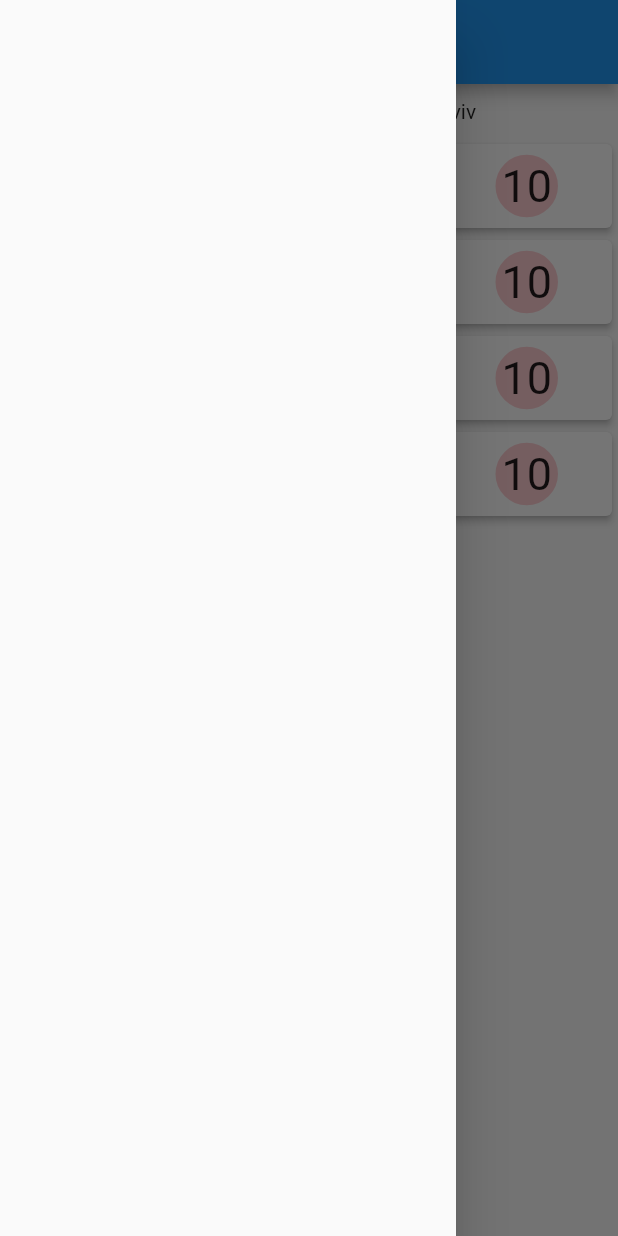
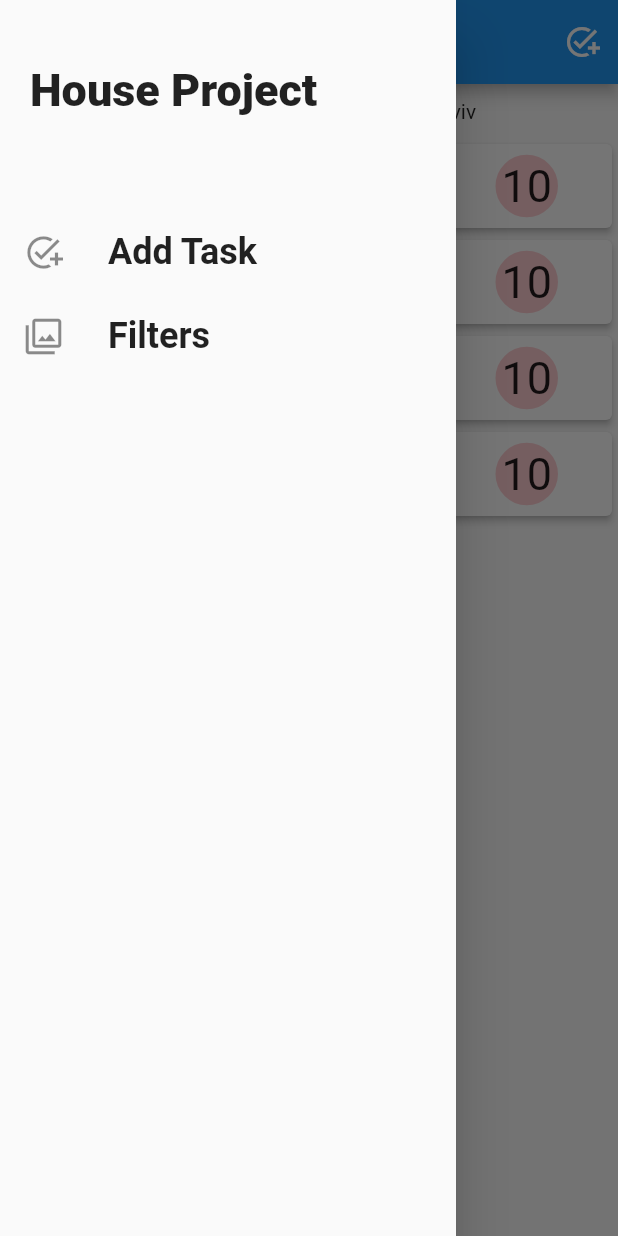
Before and after one commit to DeGolan/flutter_house_project, a Flutter app: the screen it shows after launch, with the side drawer open, on a phone screen of 412 x 824 dp. Run offline on Flutter 3.47's test engine with Material 2 defaults, Android fonts, the light colour scheme and no system bars.

Commit message:
making drawer and add task screens

```diff
--- a/lib/main.dart
+++ b/lib/main.dart
@@ -1,6 +1,7 @@
 import 'package:flutter/material.dart';
 import 'package:provider/provider.dart';
 
+import './screens/add_task_screen.dart';
 import './providers/tasks.dart';
 import '../screens/tasks_overview_screen.dart';
 import '../screens/task_detail_screen.dart';
@@ -17,6 +18,7 @@ class MyApp extends StatelessWidget {
         home: TasksOverviewScreen(),
         routes: {
           TaskDetailScreen.routeName: (ctx) => TaskDetailScreen(),
+          AddTaskScreen.routeName: (ctx) => AddTaskScreen(),
         },
       ),
     );
--- a/lib/providers/task.dart
+++ b/lib/providers/task.dart
@@ -1,11 +1,11 @@
 import 'package:flutter/material.dart';
 
 class Task extends ChangeNotifier {
-  final String id;
+  final String? id;
   final String name;
   final String description;
   final String houseId;
-  final DateTime dueDate;
+  final DateTime? dueDate;
   final int points;
   String doneBy;
   String notes;
--- a/lib/screens/tasks_overview_screen.dart
+++ b/lib/screens/tasks_overview_screen.dart
@@ -1,9 +1,10 @@
 import 'package:flutter/material.dart';
-import 'package:flutter/rendering.dart';
-import 'package:house_project/widgets/task_view.dart';
 import 'package:provider/provider.dart';
 
+import '../widgets/main_drawer.dart';
+import '../widgets/task_view.dart';
 import '../providers/tasks.dart';
+import './add_task_screen.dart';
 
 class TasksOverviewScreen extends StatefulWidget {
   static const routeName = '/tasks-overview-screen';
@@ -20,14 +21,15 @@ class _TasksOverviewScreenState extends State<TasksOverviewScreen> {
     final tasks = Provider.of<Tasks>(context);
     final toDoList = tasks.getDoList;
     return Scaffold(
-      drawer: Drawer(
-        child: Container(
-          child: Column(
-            children: [],
+      drawer: MainDrawer(),
+      appBar: AppBar(
+        actions: [
+          IconButton(
+            onPressed: () =>
+                Navigator.pushNamed(context, AddTaskScreen.routeName),
+            icon: Icon(Icons.add_task),
           ),
-        ),
-      ),
-      appBar: AppBar(
+        ],
         // ignore: prefer_const_constructors
         title: Text('Tasks'), //need to replace the name
       ),
--- /dev/null
+++ b/lib/widgets/main_drawer.dart
@@ -0,0 +1,62 @@
+import 'package:flutter/material.dart';
+
+import '../screens/add_task_screen.dart';
+
+class MainDrawer extends StatelessWidget {
+  @override
+  Widget build(BuildContext context) {
+    return Drawer(
+      child: Column(
+        children: [
+          Container(
+            height: 120,
+            width: double.infinity,
+            padding: EdgeInsets.all(20),
+            alignment: Alignment.centerLeft,
+            child: const Text(
+              'House Project',
+              style: TextStyle(
+                fontWeight: FontWeight.w900,
+                fontSize: 30,
+              ),
+            ),
+          ),
+          const SizedBox(
+            height: 20,
+          ),
+          ListTile(
+              leading: const Icon(
+                Icons.add_task,
+                size: 26,
+              ),
+              title: const Text(
+                'Add Task',
+                style: TextStyle(
+                  fontSize: 24,
+                  fontWeight: FontWeight.bold,
+                ),
+              ),
+              onTap: () {
+                Navigator.pushNamed(context, AddTaskScreen.routeName);
+              }),
+          const ListTile(
+            leading: Icon(
+              Icons.filter,
+              size: 26,
+            ),
+            title: Text(
+              'Filters',
+              style: TextStyle(
+                fontSize: 24,
+                fontWeight: FontWeight.bold,
+              ),
+            ),
+            // onTap: () {
+            //   Navigator.of(context).pushReplacementNamed('/filters');
+            // },
+          ),
+        ],
+      ),
+    );
+  }
+}
--- a/lib/widgets/task_view.dart
+++ b/lib/widgets/task_view.dart
@@ -30,7 +30,7 @@ class TaskView extends StatelessWidget {
                 style: TextStyle(fontSize: 20, fontWeight: FontWeight.bold),
               ),
               Text(
-                calculateTimeLeft(task.dueDate),
+                calculateTimeLeft(task.dueDate!),
                 // ignore: prefer_const_constructors
               )
             ],
```
Also changed, not shown: lib/providers/tasks.dart (+2 -10 lines), lib/screens/add_task_screen.dart (added, +218 -0 lines).
